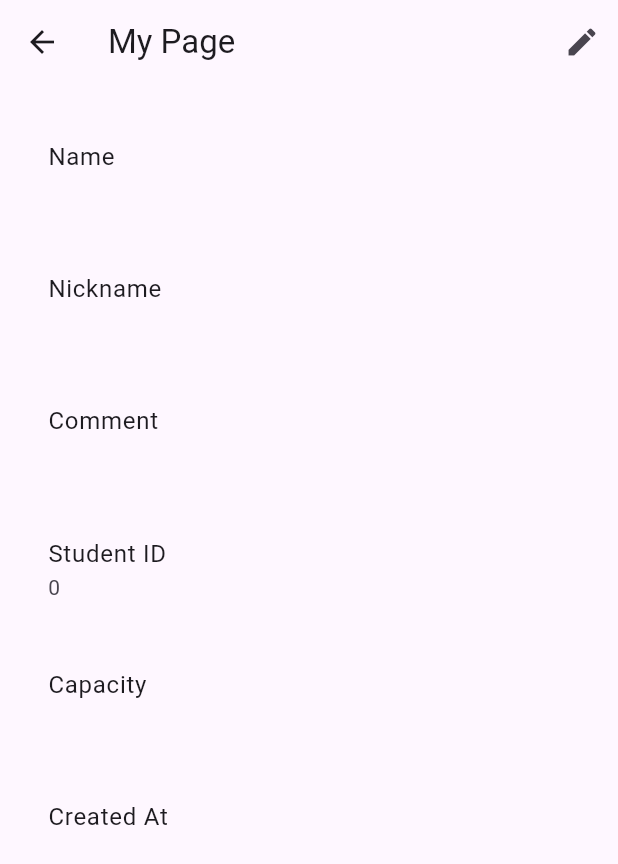
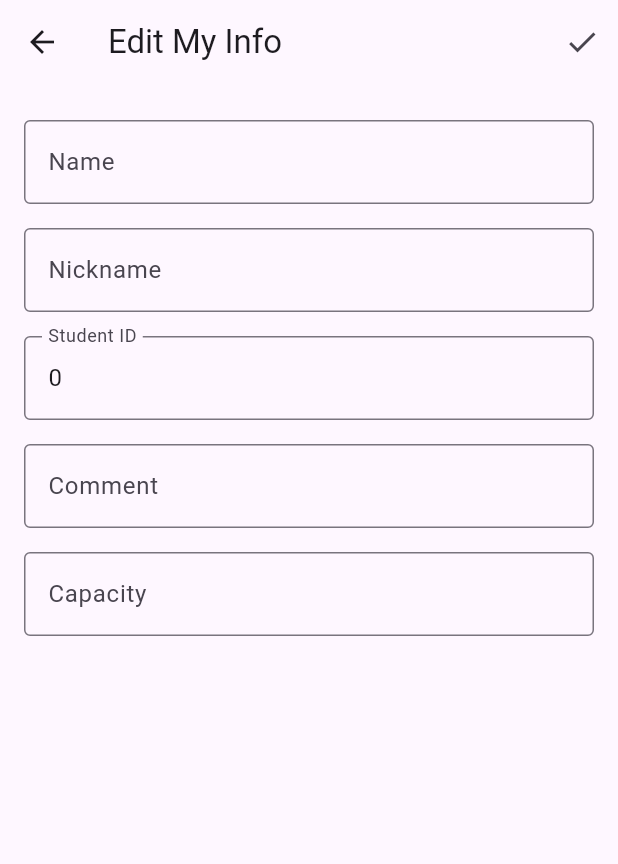
Before and after one commit to syeongkim/Mad-Camp-Week2, a Flutter app: the MyPage screen opened directly, after a tap on the "edit" icon, on a phone screen of 412 x 824 dp. Shown: the top 864 px of the screen. Run offline on Flutter 3.47's test engine with Material 3 defaults, Android fonts, the phone set to English and light mode, and no system bars; our stand-ins replace shared_preferences; missing offline and left inert: kakao_flutter_sdk; accounts and stored records are empty.

Commit message:
마이페이지 수정

```diff
--- /dev/null
+++ b/teammate_front/lib/tabs/myedit.dart
@@ -0,0 +1,122 @@
+import 'package:flutter/material.dart';
+import 'package:http/http.dart' as http;
+import 'package:shared_preferences/shared_preferences.dart';
+import 'dart:convert';
+
+class MyEdit extends StatefulWidget {
+  final Map<String, dynamic> userInfo;
+
+  MyEdit({required this.userInfo});
+
+  @override
+  _MyEditPageState createState() => _MyEditPageState();
+}
+
+class _MyEditPageState extends State<MyEdit> {
+  late TextEditingController _nameController;
+  late TextEditingController _nicknameController;
+  late TextEditingController _studentIdController;
+  late TextEditingController _commentController;
+  late TextEditingController _capacityController;
+
+  @override
+  void initState() {
+    super.initState();
+    _nameController = TextEditingController(text: widget.userInfo['name']);
+    _nicknameController =
+        TextEditingController(text: widget.userInfo['nickname']);
+    _studentIdController =
+        TextEditingController(text: widget.userInfo['student_id'].toString());
+    _commentController =
+        TextEditingController(text: widget.userInfo['user_comment']);
+    _capacityController =
+        TextEditingController(text: widget.userInfo['user_capacity']);
+  }
+
+  Future<void> _updateUserInfo() async {
+    try {
+      SharedPreferences prefs = await SharedPreferences.getInstance();
+      int? userId = prefs.getInt('userId');
+
+      if (userId != null) {
+        final Uri uri =
+            Uri.parse('http://10.0.2.2:8000/user/edit/$userId').replace();
+        final response = await http.put(
+          uri,
+          headers: {'Content-Type': 'application/json'},
+          body: jsonEncode({
+            'name': _nameController.text,
+            'nickname': _nicknameController.text,
+            'student_id': int.parse(_studentIdController.text),
+            'user_comment': _commentController.text,
+            'user_capacity': _capacityController.text,
+          }),
+        );
+
+        if (response.statusCode == 200) {
+          Navigator.pop(context, true);
+        } else {
+          ScaffoldMessenger.of(context).showSnackBar(SnackBar(
+            content: Text('Failed to update user info: ${response.statusCode}'),
+          ));
+        }
+      }
+    } catch (e) {
+      ScaffoldMessenger.of(context).showSnackBar(SnackBar(
+        content: Text('Failed to update user info: $e'),
+      ));
+    }
+  }
+
+  @override
+  void dispose() {
+    _nameController.dispose();
+    _nicknameController.dispose();
+    _studentIdController.dispose();
+    _commentController.dispose();
+    _capacityController.dispose();
+    super.dispose();
+  }
+
+  @override
+  Widget build(BuildContext context) {
+    return Scaffold(
+      appBar: AppBar(
+        title: Text('Edit My Info'),
+        actions: [
+          IconButton(
+            icon: Icon(Icons.check),
+            onPressed: _updateUserInfo,
+          ),
+        ],
+      ),
+      body: Padding(
+        padding: const EdgeInsets.all(16.0),
+        child: ListView(
+          children: [
+            _buildTextField('Name', _nameController),
+            _buildTextField('Nickname', _nicknameController),
+            _buildTextField('Student ID', _studentIdController, isNumber: true),
+            _buildTextField('Comment', _commentController),
+            _buildTextField('Capacity', _capacityController),
+          ],
+        ),
+      ),
+    );
+  }
+
+  Widget _buildTextField(String label, TextEditingController controller,
+      {bool isNumber = false}) {
+    return Padding(
+      padding: const EdgeInsets.symmetric(vertical: 8.0),
+      child: TextField(
+        controller: controller,
+        keyboardType: isNumber ? TextInputType.number : TextInputType.text,
+        decoration: InputDecoration(
+          labelText: label,
+          border: OutlineInputBorder(),
+        ),
+      ),
+    );
+  }
+}
--- a/teammate_front/lib/tabs/mypage.dart
+++ b/teammate_front/lib/tabs/mypage.dart
@@ -2,6 +2,7 @@ import 'package:flutter/material.dart';
 import 'package:shared_preferences/shared_preferences.dart';
 import 'package:http/http.dart' as http;
 import 'dart:convert';
+import 'myedit.dart';
 
 class MyPage extends StatefulWidget {
   @override
@@ -56,6 +57,14 @@ class _MyPageState extends State<MyPage> {
   void _userEdit() {
     // 편집 버튼 클릭 시 수행할 동작 추가
     print('Edit button clicked');
+    Navigator.push(
+      context,
+      MaterialPageRoute(
+        builder: (context) => MyEdit(userInfo: userInfo),
+      ),
+    );
+
+    _fetchUserInfo(); // 사용자가 정보를 업데이트한 경우 다시 정보를 가져옴
   }
 
   @override
@@ -70,7 +79,9 @@ class _MyPageState extends State<MyPage> {
           ),
         ],
       ),
-      body: Padding(
+      body: RefreshIndicator(
+        onRefresh: _fetchUserInfo,
+        child: Padding(
           padding: const EdgeInsets.all(16.0),
           child: ListView(
             children: [
@@ -86,6 +97,7 @@ class _MyPageState extends State<MyPage> {
             ],
           ),
         ),
+      ),
     );
   }
 
```
Also changed, not shown: teammate_front/pubspec.lock, 4 other files. Lines whose indentation alone changed are shown as unchanged.
